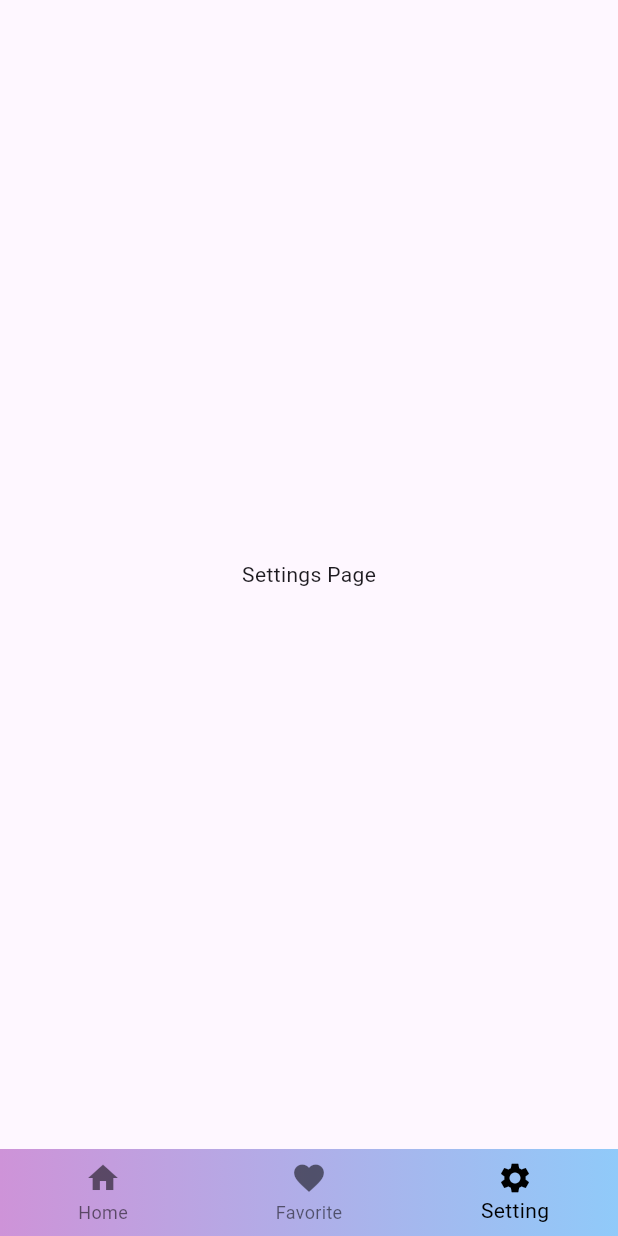
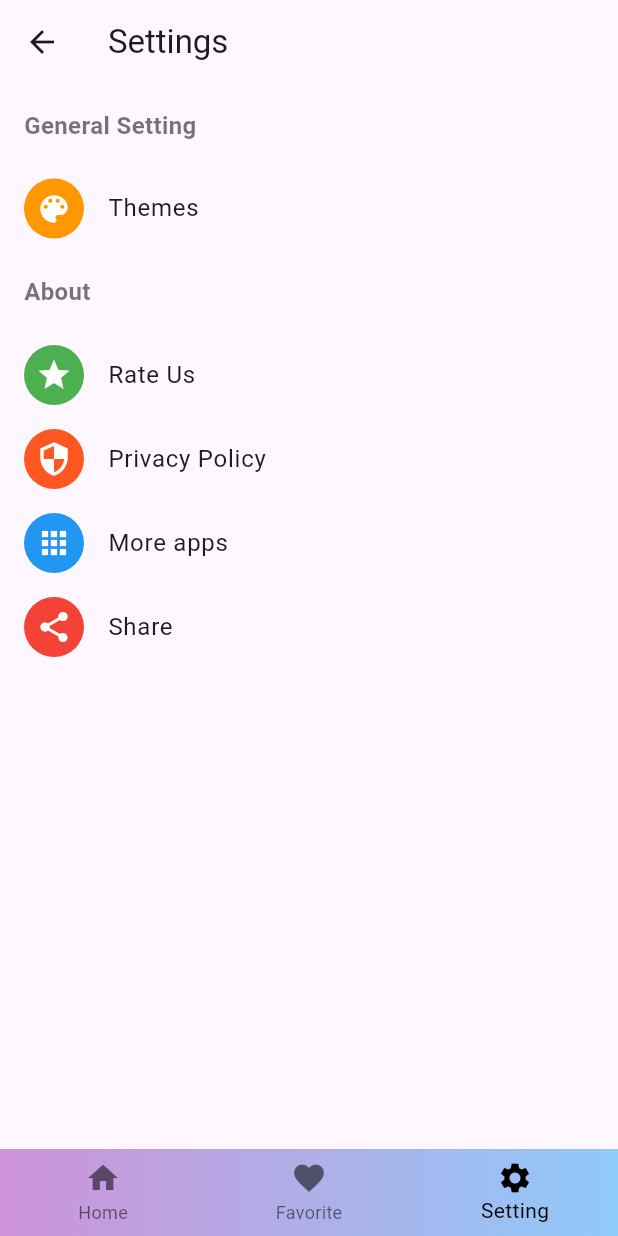
Before and after one commit to nhannltntd/live_wallpaper, a Flutter app: the screen it shows after launch, item 3 of the bottom bar chosen, on a phone screen of 412 x 824 dp. Run offline on Flutter 3.47's test engine with Material 3 defaults, Android fonts, the phone set to English and light mode, and no system bars; our stand-ins replace flutter_screenutil, lottie, shared_preferences, video_player; missing offline and left inert: async_wallpaper.

Commit message:
Setting page

```diff
--- a/lib/main.dart
+++ b/lib/main.dart
@@ -1,6 +1,6 @@
 import 'package:flutter/material.dart';
 import 'package:flutter_screenutil/flutter_screenutil.dart';
-import 'package:live_wallpaper/views/pages/my_app.dart';
+import 'package:live_wallpaper/my_app.dart';
 
 void main() {
   WidgetsFlutterBinding.ensureInitialized();
--- /dev/null
+++ b/lib/my_app.dart
@@ -0,0 +1,67 @@
+import 'package:flutter/material.dart';
+import 'package:live_wallpaper/views/pages/favorite_page.dart';
+import 'package:live_wallpaper/views/pages/settings_page.dart';
+import 'package:live_wallpaper/views/pages/video_list_page.dart';
+
+class MyAppScreen extends StatefulWidget {
+  const MyAppScreen({super.key});
+
+  @override
+  State<MyAppScreen> createState() => _MyAppScreenState();
+}
+
+class _MyAppScreenState extends State<MyAppScreen> {
+  int _selectedIndex = 0;
+
+  final List<Widget> _pages = [
+    const VideoListScreen(),
+    const FavoritePage(),
+    const SettingsPage(),
+  ];
+
+  @override
+  Widget build(BuildContext context) {
+    return Scaffold(
+      body: _pages[_selectedIndex],
+      bottomNavigationBar: Container(
+        decoration: BoxDecoration(
+          gradient: LinearGradient(
+            colors: [
+              Colors.purple.shade200,
+              Colors.blue.shade200,
+            ],
+            begin: Alignment.centerLeft,
+            end: Alignment.centerRight,
+          ),
+        ),
+        child: BottomNavigationBar(
+          currentIndex: _selectedIndex,
+          onTap: (index) {
+            setState(() {
+              _selectedIndex = index;
+            });
+          },
+          backgroundColor: Colors.transparent,
+          elevation: 0,
+          type: BottomNavigationBarType.fixed,
+          selectedItemColor: Colors.black,
+          unselectedItemColor: Colors.black54,
+          items: const [
+            BottomNavigationBarItem(
+              icon: Icon(Icons.home),
+              label: 'Home',
+            ),
+            BottomNavigationBarItem(
+              icon: Icon(Icons.favorite),
+              label: 'Favorite',
+            ),
+            BottomNavigationBarItem(
+              icon: Icon(Icons.settings),
+              label: 'Setting',
+            ),
+          ],
+        ),
+      ),
+    );
+  }
+}
--- a/lib/views/pages/my_app.dart
+++ b/lib/views/pages/favorite_page.dart
@@ -1,69 +1,6 @@
 import 'package:flutter/material.dart';
-import 'package:live_wallpaper/views/pages/video_list_screen.dart';
 import 'package:live_wallpaper/services/favorite_service.dart';
-
-class MyAppScreen extends StatefulWidget {
-  const MyAppScreen({super.key});
-
-  @override
-  State<MyAppScreen> createState() => _MyAppScreenState();
-}
-
-class _MyAppScreenState extends State<MyAppScreen> {
-  int _selectedIndex = 0;
-
-  final List<Widget> _pages = [
-    const VideoListScreen(),
-    const FavoritePage(),
-    const SettingsPage(),
-  ];
-
-  @override
-  Widget build(BuildContext context) {
-    return Scaffold(
-      body: _pages[_selectedIndex],
-      bottomNavigationBar: Container(
-        decoration: BoxDecoration(
-          gradient: LinearGradient(
-            colors: [
-              Colors.purple.shade200,
-              Colors.blue.shade200,
-            ],
-            begin: Alignment.centerLeft,
-            end: Alignment.centerRight,
-          ),
-        ),
-        child: BottomNavigationBar(
-          currentIndex: _selectedIndex,
-          onTap: (index) {
-            setState(() {
-              _selectedIndex = index;
-            });
-          },
-          backgroundColor: Colors.transparent,
-          elevation: 0,
-          type: BottomNavigationBarType.fixed,
-          selectedItemColor: Colors.black,
-          unselectedItemColor: Colors.black54,
-          items: const [
-            BottomNavigationBarItem(
-              icon: Icon(Icons.home),
-              label: 'Home',
-            ),
-            BottomNavigationBarItem(
-              icon: Icon(Icons.favorite),
-              label: 'Favorite',
-            ),
-            BottomNavigationBarItem(
-              icon: Icon(Icons.settings),
-              label: 'Setting',
-            ),
-          ],
-        ),
-      ),
-    );
-  }
-}
+import 'package:live_wallpaper/views/pages/video_list_page.dart';
 
 class FavoritePage extends StatefulWidget {
   const FavoritePage({super.key});
@@ -131,12 +68,3 @@ class _FavoritePageState extends State<FavoritePage> {
     );
   }
 }
-
-class SettingsPage extends StatelessWidget {
-  const SettingsPage({super.key});
-
-  @override
-  Widget build(BuildContext context) {
-    return const Center(child: Text('Settings Page'));
-  }
-}
--- /dev/null
+++ b/lib/views/pages/settings_page.dart
@@ -0,0 +1,114 @@
+import 'package:flutter/material.dart';
+
+class SettingsPage extends StatelessWidget {
+  const SettingsPage({super.key});
+
+  @override
+  Widget build(BuildContext context) {
+    return Scaffold(
+      appBar: AppBar(
+        leading: IconButton(
+          icon: const Icon(Icons.arrow_back),
+          onPressed: () => Navigator.pop(context),
+        ),
+        title: const Text('Settings'),
+      ),
+      body: ListView(
+        children: [
+          const Padding(
+            padding: EdgeInsets.all(16.0),
+            child: Text(
+              'General Setting',
+              style: TextStyle(
+                fontSize: 16,
+                fontWeight: FontWeight.bold,
+                color: Colors.black54,
+              ),
+            ),
+          ),
+          ListTile(
+            leading: Container(
+              padding: const EdgeInsets.all(8),
+              decoration: const BoxDecoration(
+                color: Colors.orange,
+                shape: BoxShape.circle,
+              ),
+              child: const Icon(Icons.color_lens, color: Colors.white),
+            ),
+            title: const Text('Themes'),
+            onTap: () {
+              // Handle themes
+            },
+          ),
+          const Padding(
+            padding: EdgeInsets.all(16.0),
+            child: Text(
+              'About',
+              style: TextStyle(
+                fontSize: 16,
+                fontWeight: FontWeight.bold,
+                color: Colors.black54,
+              ),
+            ),
+          ),
+          ListTile(
+            leading: Container(
+              padding: const EdgeInsets.all(8),
+              decoration: const BoxDecoration(
+                color: Colors.green,
+                shape: BoxShape.circle,
+              ),
+              child: const Icon(Icons.star, color: Colors.white),
+            ),
+            title: const Text('Rate Us'),
+            onTap: () {
+              // Handle rate us
+            },
+          ),
+          ListTile(
+            leading: Container(
+              padding: const EdgeInsets.all(8),
+              decoration: const BoxDecoration(
+                color: Colors.deepOrange,
+                shape: BoxShape.circle,
+              ),
+              child: const Icon(Icons.security, color: Colors.white),
+            ),
+            title: const Text('Privacy Policy'),
+            onTap: () {
+              // Handle privacy policy
+            },
+          ),
+          ListTile(
+            leading: Container(
+              padding: const EdgeInsets.all(8),
+              decoration: const BoxDecoration(
+                color: Colors.blue,
+                shape: BoxShape.circle,
+              ),
+              child: const Icon(Icons.apps, color: Colors.white),
+            ),
+            title: const Text('More apps'),
+            onTap: () {
+              // Handle more apps
+            },
+          ),
+          ListTile(
+            leading: Container(
+              padding: const EdgeInsets.all(8),
+              decoration: const BoxDecoration(
+                color: Colors.red,
+                shape: BoxShape.circle,
+              ),
+              child: const Icon(Icons.share, color: Colors.white),
+            ),
+            title: const Text('Share'),
+            onTap: () {
+              // Handle share
+            },
+          ),
+        ],
+      ),
+    );
+  }
+}
--- a/pubspec.yaml
+++ b/pubspec.yaml
@@ -15,6 +15,7 @@ dependencies:
   lottie: ^3.1.0
   flutter_screenutil: ^5.9.3
   shared_preferences: ^2.2.2
+  url_launcher: ^6.2.5
 
 dev_dependencies:
   flutter_test:
```
Also changed, not shown: lib/views/pages/splash_page.dart (renamed from lib/views/pages/splash_screen.dart), lib/views/pages/video_list_page.dart (renamed from lib/views/pages/video_list_screen.dart), pubspec.lock, 1 other file.
